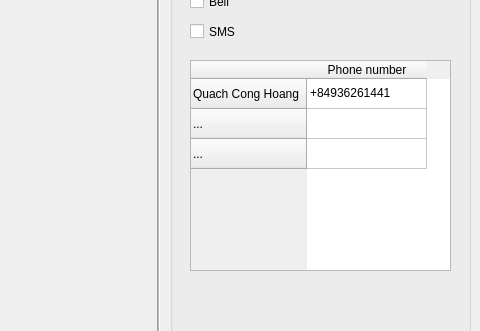
Above: apps-python/cam-station/mainwindow.ui from quachconghoang/iot-base before the change; both pictures show x 800 to 1280 and y 216 to 547 of the 1280 by 800 pixel window. Below: the same form after it.
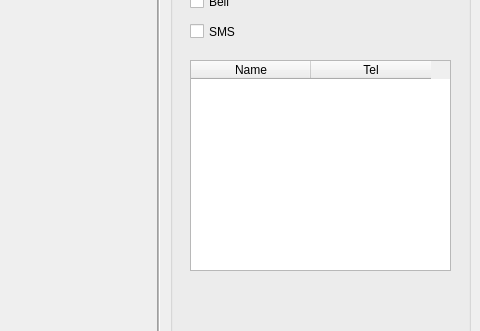
That is the form after the change.

```diff
--- a/apps-python/cam-station/mainwindow.ui
+++ b/apps-python/cam-station/mainwindow.ui
@@ -264,36 +264,16 @@
      <attribute name="horizontalHeaderDefaultSectionSize">
       <number>120</number>
      </attribute>
-     <row>
-      <property name="text">
-       <string>Quach Cong Hoang</string>
-      </property>
-     </row>
-     <row>
-      <property name="text">
-       <string>...</string>
-      </property>
-     </row>
-     <row>
-      <property name="text">
-       <string>...</string>
-      </property>
-     </row>
      <column>
       <property name="text">
-       <string>Phone number</string>
+       <string>Name</string>
       </property>
      </column>
-     <item row="0" column="0">
+     <column>
       <property name="text">
-       <string>+84936261441</string>
+       <string>Tel</string>
       </property>
-     </item>
-     <item row="1" column="0">
-      <property name="text">
-       <string/>
-      </property>
-     </item>
+     </column>
     </widget>
    </widget>
   </widget>
```
